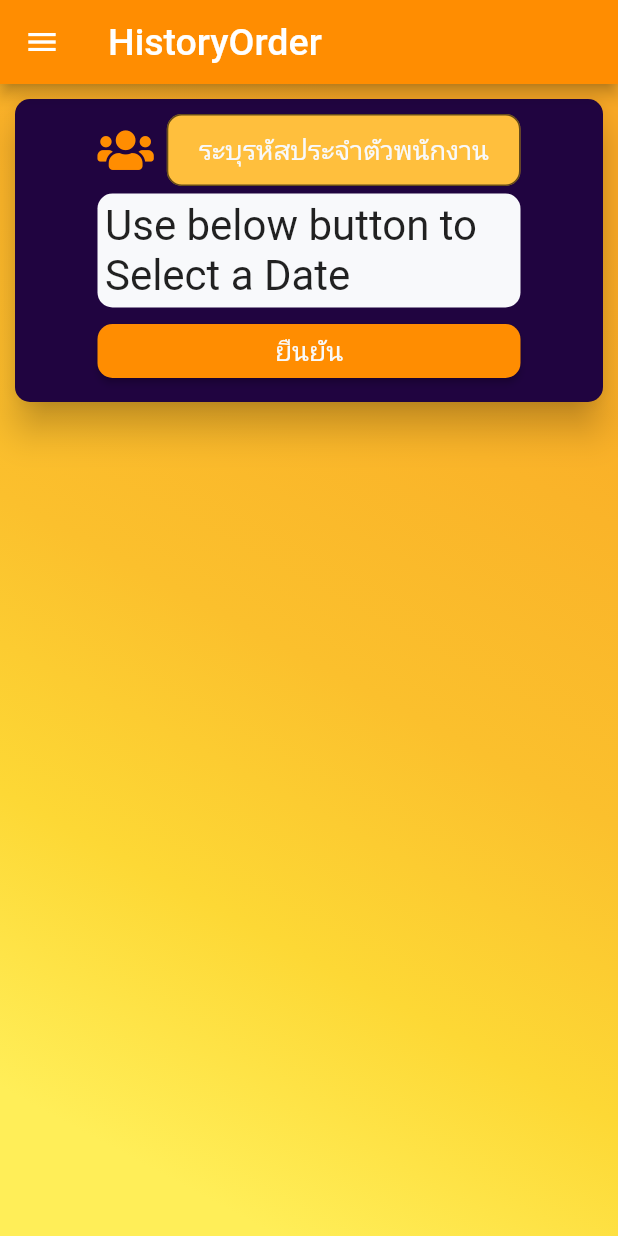
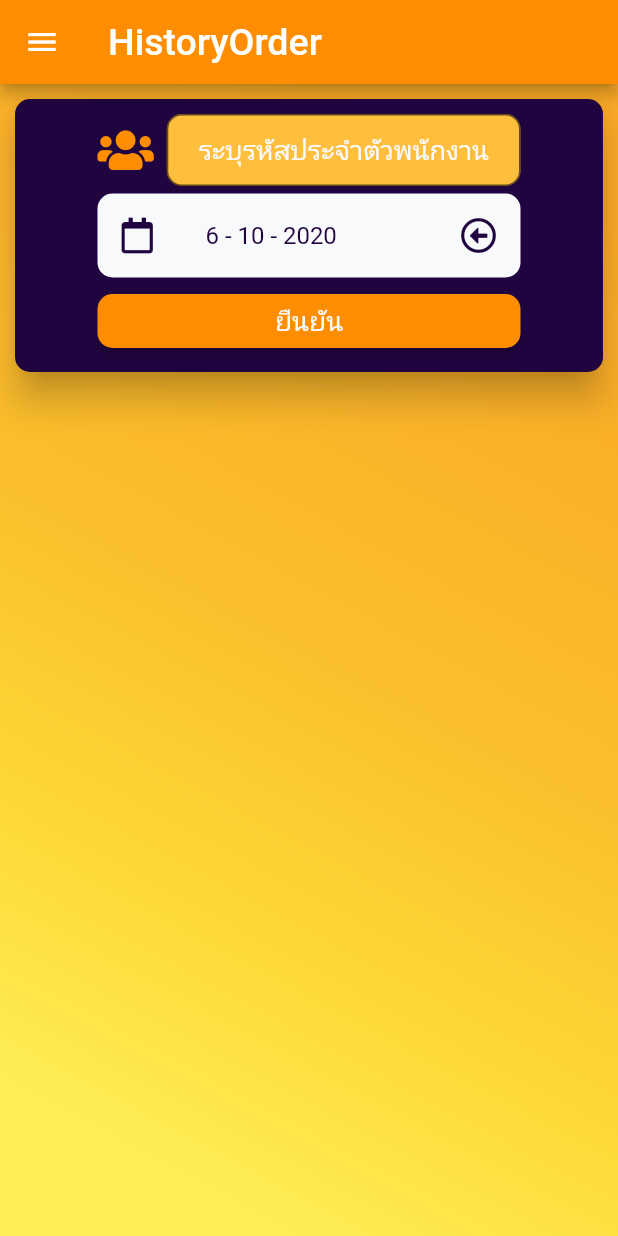
Before and after one commit to kanphob/scan_hsmpk, a Flutter app: the HistoryOrder screen opened directly, on a phone screen of 412 x 824 dp. Run offline on Flutter 3.47's test engine with Material 2 defaults, Android fonts, the light colour scheme and no system bars; our stand-ins replace cloud_firestore, font_awesome_flutter, shared_preferences; missing offline and left inert: barcode_scan, flutter_line_sdk; accounts and stored records are empty; Roboto replaces fonts that are missing (Millionaire).

Commit message:
update UI 06/10/63

```diff
--- a/lib/screen/historyOrder_screen.dart
+++ b/lib/screen/historyOrder_screen.dart
@@ -12,12 +12,20 @@ class HistoryOrder extends StatefulWidget {
 class _HistoryOrderState extends State<HistoryOrder> {
   TextEditingController txtPerID = TextEditingController();
   var finalDate;
+  DateTime dateTime;
 
   void _callDatePicker() async {
     var order = await getDate();
     setState(() {
       finalDate = order;
     });
+  }
+
+
+  @override
+  void initState() {
+    dateTime = DateTime.now();
+    super.initState();
   }
 
   @override
@@ -122,27 +130,20 @@ class _HistoryOrderState extends State<HistoryOrder> {
               children: <Widget>[
                 Util.w50,
                 Expanded(
-                  child: GestureDetector(
-                    child: Container(
-                      decoration: BoxDecoration(
-                        color: Util.mainWhite,
-                        borderRadius: BorderRadius.circular(10),
-                      ),
-                      margin: EdgeInsets.only(top: 5,bottom: 5),
-                      padding: EdgeInsets.all(5),
-                      child: finalDate == null
-                          ? Text(
-                        "Use below button to Select a Date",
-                        textScaleFactor: 2.0,
-                      )
-                          : Text(
-                        "$finalDate",
-                        textScaleFactor: 2.0,
-                      ),
+                  child: Container(
+                    margin: EdgeInsets.only(top: 5,bottom: 5),
+                    decoration: BoxDecoration(
+                      color: Util.mainWhite,
+                      borderRadius: BorderRadius.circular(10),
                     ),
-                    onTap: (){
-                      _callDatePicker();
-                    },
+                    child: ListTile(
+                      leading: FaIcon(FontAwesomeIcons.calendar,color: Util.mainBlue,),
+                      title: Text("${dateTime.day} - ${dateTime.month} - ${dateTime.year}",style: Util.txtStyleRecord,),
+                      trailing: FaIcon(FontAwesomeIcons.arrowAltCircleLeft,color: Util.mainBlue,),
+                      onTap: (){
+                        choseDate();
+                      },
+                    ),
                   ),
                 ),
                 Util.w50,
@@ -209,4 +210,20 @@ class _HistoryOrderState extends State<HistoryOrder> {
       },
     );
   }
+
+  Future<void>choseDate()async{
+    DateTime choseDateTime = await showDatePicker(
+        context: context,
+        initialDate: dateTime,
+        firstDate: DateTime(2020),
+        lastDate: DateTime(2030),
+    );
+    if(choseDateTime != null){
+      setState(() {
+        dateTime = choseDateTime;
+      });
+    }
+
+  }
+
 }
```
Also changed, not shown: lib/database.dart (+6 -1 lines), lib/util/datepicker.dart (added), 1 other file.
